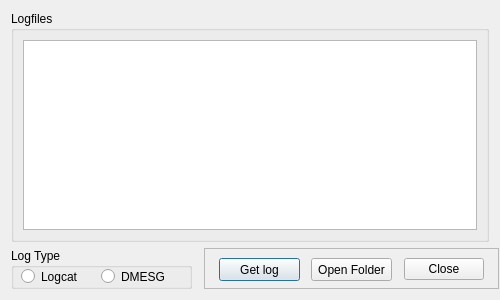
First picture: the form in AndroidMultiTool/dialoglogging.ui, repository lexpaval/LxMultiTool, before the edit.
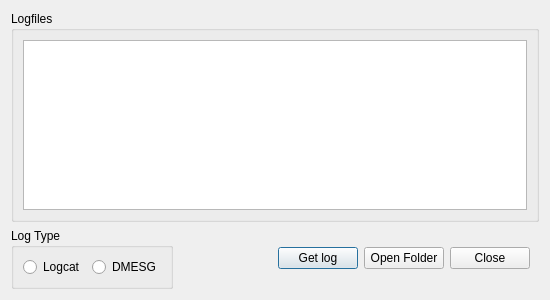
Second picture: the form after the edit. Icons and pictures are not drawn.

Diff of the .ui file:
```diff
--- a/AndroidMultiTool/dialoglogging.ui
+++ b/AndroidMultiTool/dialoglogging.ui
@@ -6,13 +6,13 @@
    <rect>
     <x>0</x>
     <y>0</y>
-    <width>500</width>
+    <width>550</width>
     <height>300</height>
    </rect>
   </property>
   <property name="minimumSize">
    <size>
-    <width>500</width>
+    <width>550</width>
     <height>300</height>
    </size>
   </property>
@@ -26,115 +26,6 @@
    <string>Logging Menu</string>
   </property>
   <layout class="QGridLayout" name="gridLayout_2">
-   <item row="1" column="2">
-    <widget class="QFrame" name="frame">
-     <property name="minimumSize">
-      <size>
-       <width>295</width>
-       <height>41</height>
-      </size>
-     </property>
-     <property name="maximumSize">
-      <size>
-       <width>295</width>
-       <height>41</height>
-      </size>
-     </property>
-     <property name="frameShape">
-      <enum>QFrame::StyledPanel</enum>
-     </property>
-     <property name="frameShadow">
-      <enum>QFrame::Raised</enum>
-     </property>
-     <layout class="QHBoxLayout" name="horizontalLayout">
-      <item>
-       <widget class="QPushButton" name="getLogButton">
-        <property name="sizePolicy">
-         <sizepolicy hsizetype="Fixed" vsizetype="Fixed">
-          <horstretch>0</horstretch>
-          <verstretch>0</verstretch>
-         </sizepolicy>
-        </property>
-        <property name="minimumSize">
-         <size>
-          <width>81</width>
-          <height>23</height>
-         </size>
-        </property>
-        <property name="maximumSize">
-         <size>
-          <width>81</width>
-          <height>23</height>
-         </size>
-        </property>
-        <property name="toolTip">
-         <string>&lt;html&gt;&lt;head/&gt;&lt;body&gt;&lt;p&gt;Click here to select a name and get your selected log.&lt;/p&gt;&lt;/body&gt;&lt;/html&gt;</string>
-        </property>
-        <property name="text">
-         <string>Get log</string>
-        </property>
-        <property name="icon">
-         <iconset resource="icons.qrc">
-          <normaloff>:/Icons/log.png</normaloff>:/Icons/log.png</iconset>
-        </property>
-       </widget>
-      </item>
-      <item>
-       <widget class="QPushButton" name="openFolderButton">
-        <property name="sizePolicy">
-         <sizepolicy hsizetype="Fixed" vsizetype="Fixed">
-          <horstretch>0</horstretch>
-          <verstretch>0</verstretch>
-         </sizepolicy>
-        </property>
-        <property name="minimumSize">
-         <size>
-          <width>81</width>
-          <height>23</height>
-         </size>
-        </property>
-        <property name="maximumSize">
-         <size>
-          <width>81</width>
-          <height>23</height>
-         </size>
-        </property>
-        <property name="toolTip">
-         <string>&lt;html&gt;&lt;head/&gt;&lt;body&gt;&lt;p&gt;Click here to open the logs folder.&lt;/p&gt;&lt;/body&gt;&lt;/html&gt;</string>
-        </property>
-        <property name="text">
-         <string>Open Folder</string>
-        </property>
-       </widget>
-      </item>
-      <item>
-       <widget class="QDialogButtonBox" name="buttonBox">
-        <property name="minimumSize">
-         <size>
-          <width>81</width>
-          <height>23</height>
-         </size>
-        </property>
-        <property name="maximumSize">
-         <size>
-          <width>81</width>
-          <height>23</height>
-         </size>
-        </property>
-        <property name="toolTip">
-         <string>&lt;html&gt;&lt;head/&gt;&lt;body&gt;&lt;p&gt;Close this dialog.&lt;/p&gt;&lt;/body&gt;&lt;/html&gt;</string>
-        </property>
-        <property name="orientation">
-         <enum>Qt::Horizontal</enum>
-        </property>
-        <property name="standardButtons">
-         <set>QDialogButtonBox::Close</set>
-        </property>
-       </widget>
-      </item>
-     </layout>
-    </widget>
-   </item>
    <item row="0" column="0" colspan="3">
     <widget class="QGroupBox" name="groupBox_2">
      <property name="title">
@@ -171,53 +62,43 @@
    </item>
    <item row="1" column="0">
     <widget class="QGroupBox" name="groupBox">
-     <property name="minimumSize">
-      <size>
-       <width>181</width>
-       <height>41</height>
-      </size>
-     </property>
-     <property name="maximumSize">
-      <size>
-       <width>181</width>
-       <height>41</height>
-      </size>
-     </property>
      <property name="title">
       <string>Log Type</string>
      </property>
-     <widget class="QRadioButton" name="radioLogcat">
-      <property name="geometry">
-       <rect>
-        <x>10</x>
-        <y>20</y>
-        <width>82</width>
-        <height>17</height>
-       </rect>
-      </property>
-      <property name="toolTip">
-       <string>&lt;html&gt;&lt;head/&gt;&lt;body&gt;&lt;p&gt;Get full ADB log since you started your device.&lt;/p&gt;&lt;/body&gt;&lt;/html&gt;</string>
-      </property>
-      <property name="text">
-       <string>Logcat</string>
-      </property>
-     </widget>
-     <widget class="QRadioButton" name="radioDmesg">
-      <property name="geometry">
-       <rect>
-        <x>90</x>
-        <y>20</y>
-        <width>82</width>
-        <height>17</height>
-       </rect>
-      </property>
-      <property name="toolTip">
-       <string>&lt;html&gt;&lt;head/&gt;&lt;body&gt;&lt;p&gt;Get full DMESG log since you started your device. This is also known as the kernel log.&lt;/p&gt;&lt;/body&gt;&lt;/html&gt;</string>
-      </property>
-      <property name="text">
-       <string>DMESG</string>
-      </property>
-     </widget>
+     <layout class="QHBoxLayout" name="horizontalLayout_2">
+      <item>
+       <widget class="QRadioButton" name="radioLogcat">
+        <property name="minimumSize">
+         <size>
+          <width>0</width>
+          <height>20</height>
+         </size>
+        </property>
+        <property name="toolTip">
+         <string>&lt;html&gt;&lt;head/&gt;&lt;body&gt;&lt;p&gt;Get full ADB log since you started your device.&lt;/p&gt;&lt;/body&gt;&lt;/html&gt;</string>
+        </property>
+        <property name="text">
+         <string>Logcat</string>
+        </property>
+       </widget>
+      </item>
+      <item>
+       <widget class="QRadioButton" name="radioDmesg">
+        <property name="minimumSize">
+         <size>
+          <width>0</width>
+          <height>20</height>
+         </size>
+        </property>
+        <property name="toolTip">
+         <string>&lt;html&gt;&lt;head/&gt;&lt;body&gt;&lt;p&gt;Get full DMESG log since you started your device. This is also known as the kernel log.&lt;/p&gt;&lt;/body&gt;&lt;/html&gt;</string>
+        </property>
+        <property name="text">
+         <string>DMESG</string>
+        </property>
+       </widget>
+      </item>
+     </layout>
     </widget>
    </item>
    <item row="1" column="1">
@@ -227,12 +108,79 @@
      </property>
      <property name="sizeHint" stdset="0">
       <size>
-       <width>40</width>
+       <width>50</width>
        <height>20</height>
       </size>
      </property>
     </spacer>
    </item>
+   <item row="1" column="2">
+    <widget class="QFrame" name="frame">
+     <layout class="QHBoxLayout" name="horizontalLayout">
+      <item>
+       <widget class="QPushButton" name="getLogButton">
+        <property name="sizePolicy">
+         <sizepolicy hsizetype="Minimum" vsizetype="Fixed">
+          <horstretch>0</horstretch>
+          <verstretch>0</verstretch>
+         </sizepolicy>
+        </property>
+        <property name="toolTip">
+         <string>&lt;html&gt;&lt;head/&gt;&lt;body&gt;&lt;p&gt;Click here to select a name and get your selected log.&lt;/p&gt;&lt;/body&gt;&lt;/html&gt;</string>
+        </property>
+        <property name="text">
+         <string>Get log</string>
+        </property>
+        <property name="icon">
+         <iconset resource="icons.qrc">
+          <normaloff>:/Icons/log.png</normaloff>:/Icons/log.png</iconset>
+        </property>
+       </widget>
+      </item>
+      <item>
+       <widget class="QPushButton" name="openFolderButton">
+        <property name="sizePolicy">
+         <sizepolicy hsizetype="Minimum" vsizetype="Fixed">
+          <horstretch>0</horstretch>
+          <verstretch>0</verstretch>
+         </sizepolicy>
+        </property>
+        <property name="toolTip">
+         <string>&lt;html&gt;&lt;head/&gt;&lt;body&gt;&lt;p&gt;Click here to open the logs folder.&lt;/p&gt;&lt;/body&gt;&lt;/html&gt;</string>
+        </property>
+        <property name="text">
+         <string>Open Folder</string>
+        </property>
+       </widget>
+      </item>
+      <item>
+       <widget class="QDialogButtonBox" name="buttonBox">
+        <property name="sizePolicy">
+         <sizepolicy hsizetype="Minimum" vsizetype="Fixed">
+          <horstretch>0</horstretch>
+          <verstretch>0</verstretch>
+         </sizepolicy>
+        </property>
+        <property name="focusPolicy">
+         <enum>Qt::TabFocus</enum>
+        </property>
+        <property name="toolTip">
+         <string>&lt;html&gt;&lt;head/&gt;&lt;body&gt;&lt;p&gt;Close this dialog.&lt;/p&gt;&lt;/body&gt;&lt;/html&gt;</string>
+        </property>
+        <property name="orientation">
+         <enum>Qt::Horizontal</enum>
+        </property>
+        <property name="standardButtons">
+         <set>QDialogButtonBox::Close</set>
+        </property>
+        <property name="centerButtons">
+         <bool>false</bool>
+        </property>
+       </widget>
+      </item>
+     </layout>
+    </widget>
+   </item>
   </layout>
  </widget>
  <resources>
```
Left out of the diff: 10 changed lines with no effect on the pictures.
